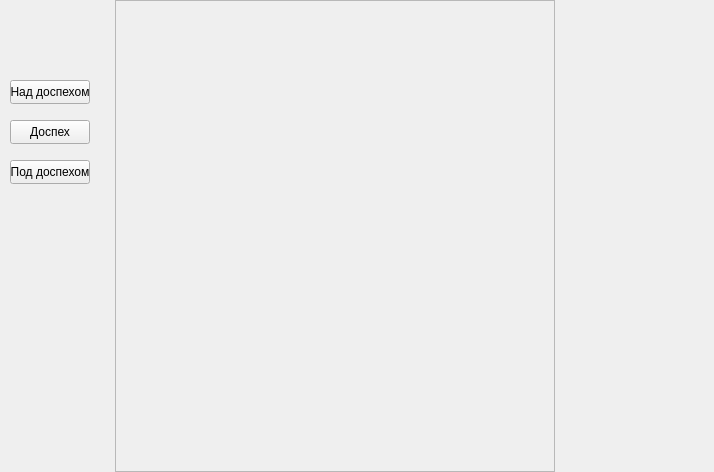
The window that Dungeoner/CustomWidgets/CharacterEquipment/characterequipment.ui (Denis-Igorevich-Frolov/Dungeoner-on-QT) describes before a commit, drawn with Qt 5.
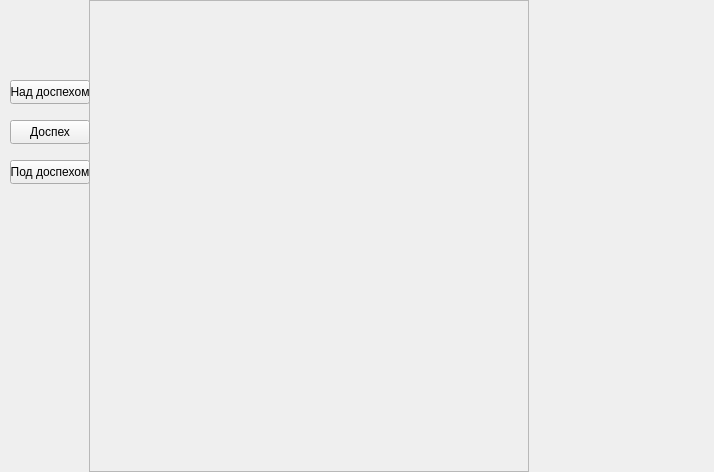
The same window after the commit. Icons and pictures are not drawn. Custom widgets are drawn as their Qt base class.

```diff
--- a/Dungeoner/CustomWidgets/CharacterEquipment/characterequipment.ui
+++ b/Dungeoner/CustomWidgets/CharacterEquipment/characterequipment.ui
@@ -16,7 +16,7 @@
   <widget class="QFrame" name="EquipmentWrapper">
    <property name="geometry">
     <rect>
-     <x>115</x>
+     <x>89</x>
      <y>0</y>
      <width>440</width>
      <height>472</height>
@@ -687,6 +687,59 @@
     <string>Под доспехом</string>
    </property>
   </widget>
+  <widget class="QPushButton" name="WeaponGripButton">
+   <property name="geometry">
+    <rect>
+     <x>95</x>
+     <y>227</y>
+     <width>65</width>
+     <height>77</height>
+    </rect>
+   </property>
+   <property name="cursor">
+    <cursorShape>PointingHandCursor</cursorShape>
+   </property>
+   <property name="styleSheet">
+    <string notr="true">QPushButton{
+	border: none;
+	background:url(:/Character-Equipment/Textures PNG/One-Handed-Button.png);
+}
+
+QPushButton:hover{
+	border: none;
+	background:url(:/Character-Equipment/Textures PNG/One-Handed-Button-Hovered.png);
+}
+
+QPushButton:pressed{
+	border: none;
+	background:url(:/Character-Equipment/Textures PNG/One-Handed-Button-Pressed.png);
+}
+
+QPushButton:checked{
+	border: none;
+	background:url(:/Character-Equipment/Textures PNG/Two-Handed-Button.png);
+}
+
+QPushButton:checked:hover{
+	border: none;
+	background:url(:/Character-Equipment/Textures PNG/Two-Handed-Button-Hovered.png);
+}
+
+QPushButton:checked:pressed{
+	border: none;
+	background:url(:/Character-Equipment/Textures PNG/Two-Handed-Button-Pressed.png);
+}</string>
+   </property>
+   <property name="text">
+    <string/>
+   </property>
+   <property name="checkable">
+    <bool>true</bool>
+   </property>
+   <property name="checked">
+    <bool>false</bool>
+   </property>
+  </widget>
  </widget>
  <customwidgets>
   <customwidget>
```
